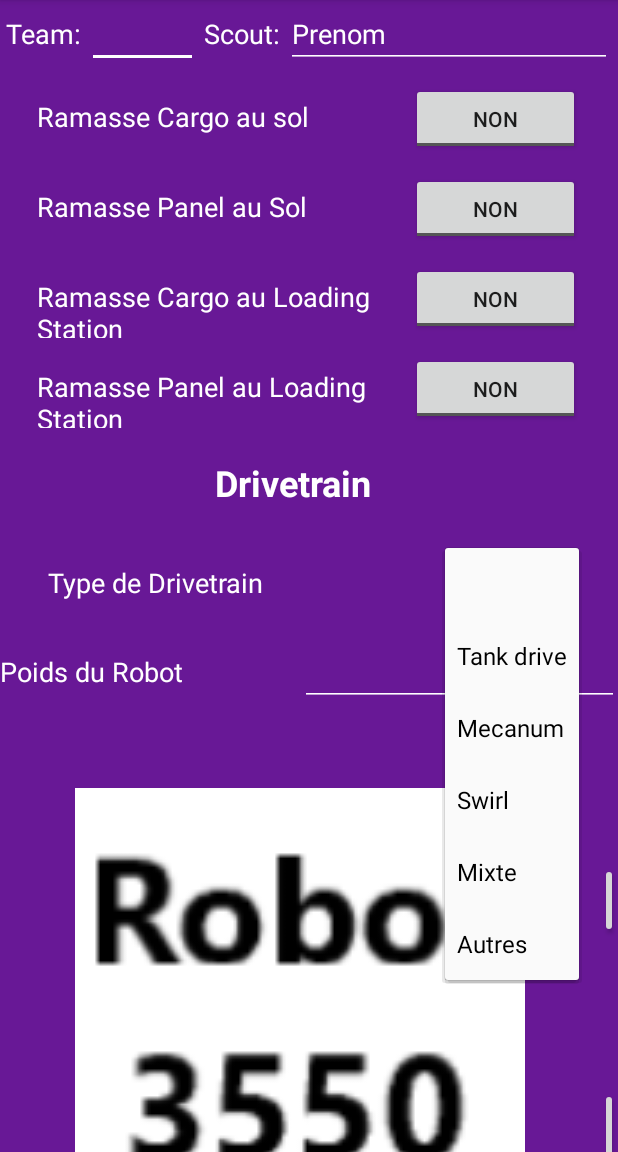
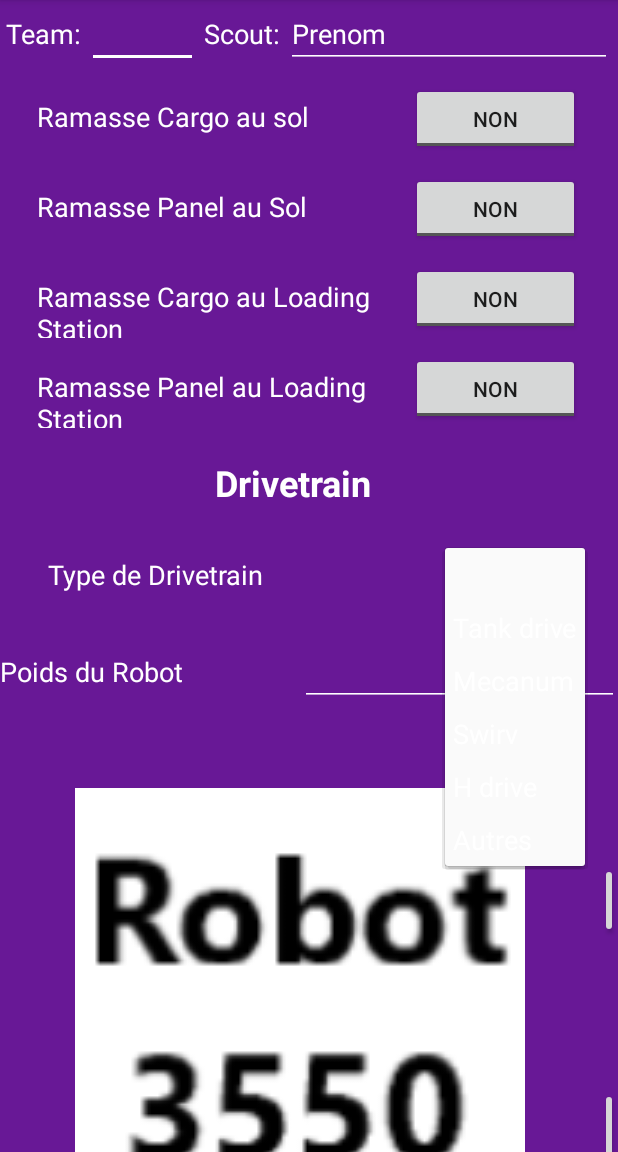
Before and after one commit to FRCteam3550/Robotronix_Scouting_App_2019, an Android app: the ScoutPitActivity screen opened directly, with no data from a screen before it, after a tap on an icon or button, on a phone screen of 412 x 824 dp, the part 84-1236 px from its top. Run offline under Robolectric (Android 15) with nearby library versions, the phone set to English and light mode, and no system bars.

Commit message:
Fix scout pit activity

```diff
--- a/app/src/main/java/com/robotronix3550/robotronix_scouting_app/ScoutPitActivity.java
+++ b/app/src/main/java/com/robotronix3550/robotronix_scouting_app/ScoutPitActivity.java
@@ -8,6 +8,7 @@ import android.database.Cursor;
 import android.database.DatabaseUtils;
 import android.database.sqlite.SQLiteDatabase;
 import android.graphics.Bitmap;
+import android.graphics.BitmapFactory;
 import android.net.Uri;
 import android.os.Build;
 import android.os.Environment;
@@ -126,6 +127,7 @@ public class ScoutPitActivity extends AppCompatActivity {
             mGroundPanelPickUp = false;
             mLoadingStationCargoPickUp = false;
             mLoadingStationPanelPickUp = false;
+            mDrivetrain = 0;
 
         } else {
 
@@ -148,30 +150,8 @@ public class ScoutPitActivity extends AppCompatActivity {
                 int groundcargoColIdx = cursor.getColumnIndex(ScoutContract.ScoutEntry.COLUMN_SCOUT_PIT_GROUND_CARGO_PICKUP);
                 int lscargoColIdx = cursor.getColumnIndex(ScoutContract.ScoutEntry.COLUMN_SCOUT_PIT_LS_CARGO_PICKUP);
                 int lspanelColIdx = cursor.getColumnIndex(ScoutContract.ScoutEntry.COLUMN_SCOUT_PIT_LS_PANEL_PICKUP);
+                int imageColIdx = cursor.getColumnIndex(ScoutContract.ScoutEntry.COLUMN_SCOUT_IMAGE_ID);
 
-                /*
-                int autoLineColIdx = cursor.getColumnIndex(ScoutContract.ScoutEntry.COLUMN_SCOUT_AUTO_LINE);
-                int autoPickColIdx = cursor.getColumnIndex(ScoutContract.ScoutEntry.COLUMN_SCOUT_AUTO_CUBE);
-                int autoScaleColIdx = cursor.getColumnIndex(ScoutContract.ScoutEntry.COLUMN_SCOUT_AUTO_SCALE);
-                int autoSwitchColIdx = cursor.getColumnIndex(ScoutContract.ScoutEntry.COLUMN_SCOUT_AUTO_SWITCH);
-
-                int endHelpColIdx = cursor.getColumnIndex(ScoutContract.ScoutEntry.COLUMN_SCOUT_TELE_HELP_CLIMB);
-                int endClimbColIdx = cursor.getColumnIndex(ScoutContract.ScoutEntry.COLUMN_SCOUT_TELE_CLIMB);
-                int teleExchColIdx = cursor.getColumnIndex(ScoutContract.ScoutEntry.COLUMN_SCOUT_TELE_EXCHANGE);
-                int teleAllySwitchColIdx = cursor.getColumnIndex(ScoutContract.ScoutEntry.COLUMN_SCOUT_TELE_ALLY_SWITCH);
-                int teleScaleColIdx = cursor.getColumnIndex(ScoutContract.ScoutEntry.COLUMN_SCOUT_TELE_SCALE);
-                int telePortalColIdx = cursor.getColumnIndex(ScoutContract.ScoutEntry.COLUMN_SCOUT_TELE_PORTAL);
-                int telePickColIdx = cursor.getColumnIndex(ScoutContract.ScoutEntry.COLUMN_SCOUT_TELE_CUBE);
-                */
-
-                /*
-                int count = cursor.getCount();
-                int pos = cursor.getPosition();
-                boolean isAfterLast = cursor.isAfterLast();
-                boolean isBeforeFirst = cursor.isBeforeFirst();
-                boolean isFirst = cursor.isFirst();
-                boolean isLast = cursor.isLast();
-                */
                 cursor.moveToFirst();
                 boolean isFirst = cursor.isFirst();
 
@@ -185,6 +165,7 @@ public class ScoutPitActivity extends AppCompatActivity {
                 mIntGroundPanelPickUp = cursor.getInt(groundpanelColIdx);
                 mIntLoadingStationCargoPickUp = cursor.getInt(lscargoColIdx);
                 mIntLoadingStationPanelPickUp = cursor.getInt(lspanelColIdx);
+                mCurrentPhotoPath = cursor.getString(imageColIdx);
 
                 mGroundCargoPickUp = true;
                 if(mIntGroundCargoPickUp == 0) mGroundCargoPickUp = false;
@@ -202,6 +183,19 @@ public class ScoutPitActivity extends AppCompatActivity {
                 mRobotDrivetrainSpinner.setSelection(mDrivetrain);
                 mRobotWeightEditText.setText(mWeight.toString());
 
+                File imageFile = new  File(mCurrentPhotoPath);
+                if(imageFile.exists()){
+                    Log.d(TAG, "image found, setting image view ");
+
+                    mRobotPictureImageView.setImageBitmap(BitmapFactory.decodeFile(imageFile.getAbsolutePath()));
+                } else {
+
+                    Log.d(TAG, "image File doesn't exist ");
+
+                }
+
+                //Bitmap imageBitmap = MediaStore.Images.Media.getBitmap(this.getContentResolver(), Uri.parse(mCurrentPhotoPath));
+                //mRobotPictureImageView.setImageBitmap(imageBitmap);
 
             }
             catch(Exception throwable){
@@ -229,10 +223,13 @@ public class ScoutPitActivity extends AppCompatActivity {
 
     private void setupSpinner() {
 
-        String[] DrivetrainTypes = new String[] { "", "Tank drive", "Mecanum", "Swirl", "Mixte", "Autres"};
+        String[] DrivetrainTypes = new String[] { "", "Tank drive", "Mecanum", "Swirv", "H drive", "Autres"};
 
-        ArrayAdapter<String> spinnerAdapter = new ArrayAdapter<>(this, android.R.layout.simple_spinner_dropdown_item, DrivetrainTypes);
+        ArrayAdapter<String> spinnerAdapter = new ArrayAdapter<>(this, R.layout.spinner_item, DrivetrainTypes);
         mRobotDrivetrainSpinner.setAdapter(spinnerAdapter);
+
+
+        mRobotDrivetrainSpinner.setSelection(mDrivetrain);
 
     }
 
@@ -245,24 +242,26 @@ public class ScoutPitActivity extends AppCompatActivity {
         if(GroundCargoPickUpToggleButton.isChecked())
             mIntGroundCargoPickUp = 1;
         else
-            mIntGroundCargoPickUp = 1;
+            mIntGroundCargoPickUp = 0;
 
         if(GroundPanelPickUpToggleButton.isChecked())
             mIntGroundPanelPickUp = 1;
         else
-            mIntGroundPanelPickUp = 1;
+            mIntGroundPanelPickUp = 0;
 
         if(LoadingStationCargoPickUpToggleButton.isChecked())
             mIntLoadingStationCargoPickUp = 1;
         else
-            mIntLoadingStationCargoPickUp = 1;
+            mIntLoadingStationCargoPickUp = 0;
 
         if(LoadingStationPanelPickUpToggleButton.isChecked())
             mIntLoadingStationPanelPickUp = 1;
         else
-            mIntLoadingStationPanelPickUp = 1;
+            mIntLoadingStationPanelPickUp = 0;
 
         mScoutName = mScoutNameEditText.getText().toString().trim();
+
+        if(mCurrentPhotoPath == null) mCurrentPhotoPath = "";
 
         String robotString = mRobotEditText.getText().toString().trim();
         Integer robot;
@@ -306,6 +305,7 @@ public class ScoutPitActivity extends AppCompatActivity {
 
             values.put(ScoutContract.ScoutEntry.COLUMN_SCOUT_ROBOT_DRIVETRAIN, drivetrain);
             values.put(ScoutContract.ScoutEntry.COLUMN_SCOUT_ROBOT_WEIGHT, weight);
+            values.put(ScoutContract.ScoutEntry.COLUMN_SCOUT_IMAGE_ID, mFileName);
 
 
 
@@ -425,6 +425,7 @@ public class ScoutPitActivity extends AppCompatActivity {
 
         // Save a file: path for use with ACTION_VIEW intents
         mCurrentPhotoPath = "file:" + image.getAbsolutePath();
+        mFileName = image.getAbsolutePath();
         return image;
     }
 
--- a/app/src/main/java/com/robotronix3550/robotronix_scouting_app/data/ScoutDBHelper.java
+++ b/app/src/main/java/com/robotronix3550/robotronix_scouting_app/data/ScoutDBHelper.java
@@ -71,7 +71,7 @@ public class ScoutDBHelper extends SQLiteOpenHelper {
                 + ScoutEntry.COLUMN_SCOUT_SAND_PANEL_LVL2 + " INTEGER NOT NULL DEFAULT 0, "
                 + ScoutEntry.COLUMN_SCOUT_SAND_CARGO_LVL3 + " INTEGER NOT NULL DEFAULT 0, "
                 + ScoutEntry.COLUMN_SCOUT_SAND_PANEL_LVL3 + " INTEGER NOT NULL DEFAULT 0, "
-                + ScoutEntry.COLUMN_SCOUT_IMAGE_ID + "INTEGER NOT NULL DEFAULT 0 ) ;";
+                + ScoutEntry.COLUMN_SCOUT_IMAGE_ID + " TEXT ) ;";
 
                 // Execute the SQL statement
         db.execSQL(SQL_CREATE_SCOUTS_TABLE);
--- a/app/src/main/res/layout/activity_scout_match.xml
+++ b/app/src/main/res/layout/activity_scout_match.xml
@@ -29,7 +29,7 @@
                 android:layout_width="wrap_content"
                 android:layout_height="50dp"
                 android:layout_weight="1"
-                android:text="Mode"
+                android:text="Sand"
                 android:textColor="#ffffff"
                 android:textOn="Tele"
                 android:textSize="25dp"
--- a/app/src/main/res/layout/activity_scout_pit.xml
+++ b/app/src/main/res/layout/activity_scout_pit.xml
@@ -309,6 +309,8 @@
                 android:id="@+id/drivetainTypeSpinner"
                 android:layout_width="50dp"
                 android:layout_height="wrap_content"
+                android:textColor="#ffffff"
+                android:textSize="18sp"
                 android:layout_weight="1" />
 
             <Space
--- /dev/null
+++ b/app/src/main/res/layout/spinner_item.xml
@@ -0,0 +1,11 @@
+<?xml version="1.0" encoding="utf-8"?>
+
+<TextView
+    xmlns:android="http://schemas.android.com/apk/res/android"
+    android:layout_width="match_parent"
+    android:layout_height="wrap_content"
+    android:textSize="18sp"
+    android:gravity="left"
+    android:textColor="#FFFFFF"
+    android:padding="5dip"
+    />
```
